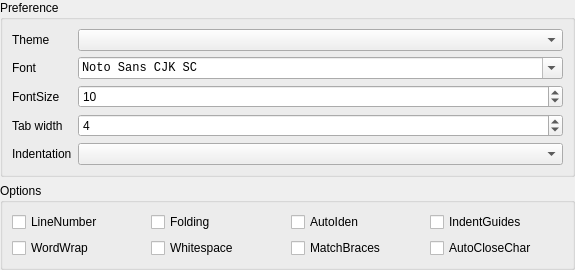
Wing-summer/WingHexExplorer2, file src/settings/qeditconfig.ui: the form before one commit.
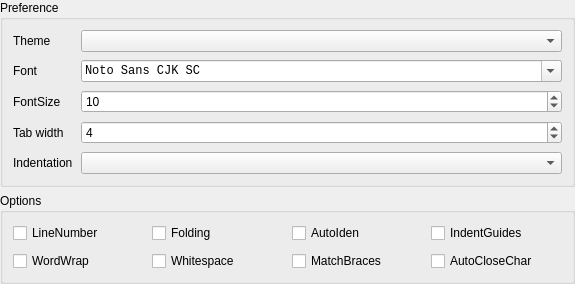
The form after the commit.

Diff of the .ui file:
```diff
--- a/src/settings/qeditconfig.ui
+++ b/src/settings/qeditconfig.ui
@@ -38,6 +38,24 @@
       <string>Preference</string>
      </property>
      <layout class="QFormLayout" name="formLayout">
+      <property name="horizontalSpacing">
+       <number>8</number>
+      </property>
+      <property name="verticalSpacing">
+       <number>8</number>
+      </property>
+      <property name="leftMargin">
+       <number>10</number>
+      </property>
+      <property name="topMargin">
+       <number>10</number>
+      </property>
+      <property name="rightMargin">
+       <number>10</number>
+      </property>
+      <property name="bottomMargin">
+       <number>10</number>
+      </property>
       <item row="0" column="0">
        <widget class="QLabel" name="label">
         <property name="text">
@@ -161,6 +179,21 @@
       <string>Options</string>
      </property>
      <layout class="QGridLayout" name="gridLayout">
+      <property name="leftMargin">
+       <number>10</number>
+      </property>
+      <property name="topMargin">
+       <number>10</number>
+      </property>
+      <property name="rightMargin">
+       <number>10</number>
+      </property>
+      <property name="bottomMargin">
+       <number>10</number>
+      </property>
+      <property name="spacing">
+       <number>8</number>
+      </property>
       <item row="0" column="0">
        <widget class="QCheckBox" name="chkShowLineNumber">
         <property name="text">
```
